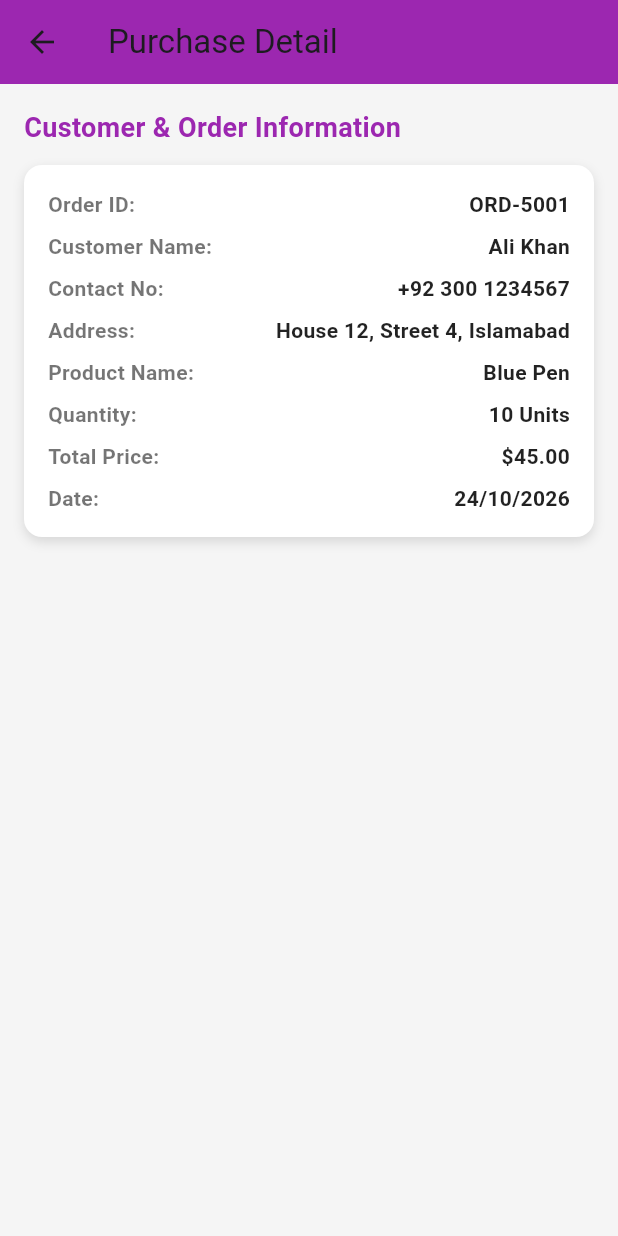
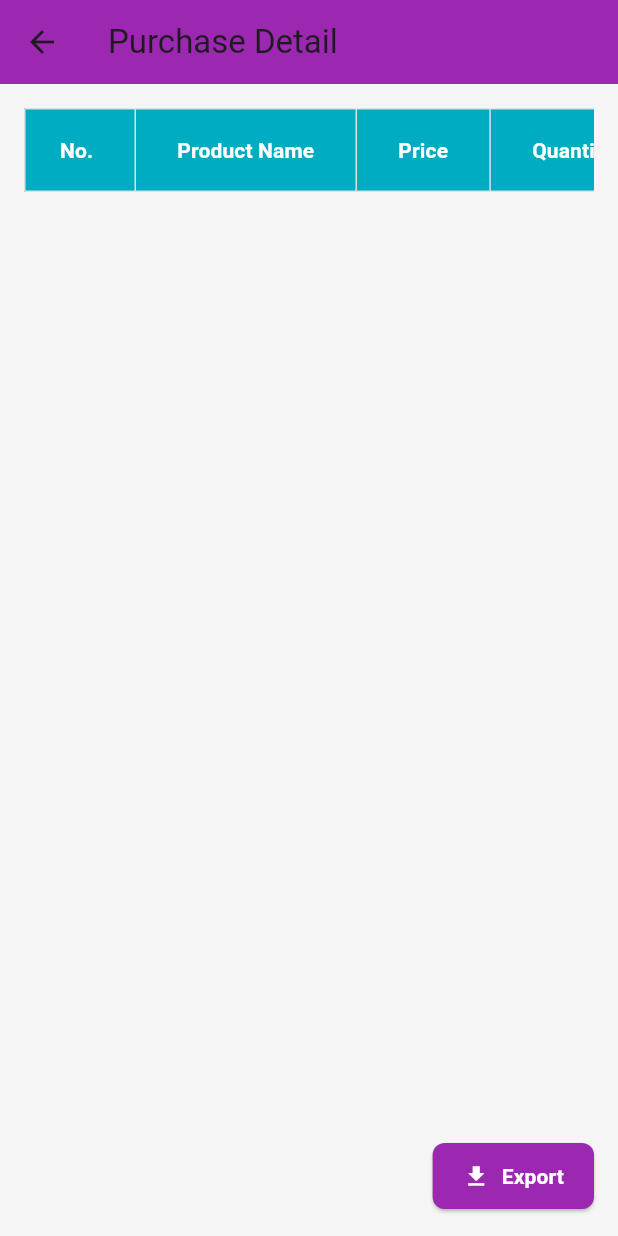
Before and after one commit to muhammadmuneebmanzoor/inventory_managment_system_app_dev_project, a Flutter app: the PurchaseDetailPage screen opened directly, on a phone screen of 412 x 824 dp. Run offline on Flutter 3.47's test engine with Material 3 defaults, Android fonts, the phone set to English and light mode, and no system bars; our stand-ins replace image_picker.

Commit message:
Updated purchase detail page and removed all the errors

```diff
--- a/lib/dashboard.dart
+++ b/lib/dashboard.dart
@@ -118,7 +118,14 @@ class DashboardPage extends StatelessWidget {
                     child: _buildDashboardCard(
                       title: 'Purchase Detail',
                       icon: Icons.receipt_long,
-                      onTap: () {},
+                      onTap: () {
+                        Navigator.push(
+                          context,
+                          MaterialPageRoute(
+                            builder: (context) => const PurchaseDetailPage(),
+                          ),
+                        );
+                      },
                     ),
                   ),
                   const SizedBox(width: 12),
--- a/lib/purchase_detail_page.dart
+++ b/lib/purchase_detail_page.dart
@@ -12,54 +12,66 @@ class PurchaseDetailPage extends StatelessWidget {
         elevation: 0,
       ),
       body: SafeArea(
-        child: SingleChildScrollView(
+        child: Padding(
           padding: const EdgeInsets.all(16.0),
           child: Column(
-            crossAxisAlignment: CrossAxisAlignment.start,
             children: [
-              const Text(
-                'Customer & Order Information',
-                style: TextStyle(
-                  fontSize: 18,
-                  fontWeight: FontWeight.bold,
-                  color: Colors.purple,
+              // Scrollable table view for horizontal and vertical overflow protection
+              Expanded(
+                child: SingleChildScrollView(
+                  scrollDirection: Axis.horizontal,
+                  child: SingleChildScrollView(
+                    scrollDirection: Axis.vertical,
+                    child: DataTable(
+                      border: TableBorder.all(color: Colors.grey.shade300),
+                      headingRowColor: WidgetStateProperty.all(const Color(0xFF00ACC1)),
+                      columns: const [
+                        DataColumn(
+                          label: Text('No.', style: TextStyle(color: Colors.white, fontWeight: FontWeight.bold)),
+                        ),
+                        DataColumn(
+                          label: Text('Product Name', style: TextStyle(color: Colors.white, fontWeight: FontWeight.bold)),
+                        ),
+                        DataColumn(
+                          label: Text('Price', style: TextStyle(color: Colors.white, fontWeight: FontWeight.bold)),
+                        ),
+                        DataColumn(
+                          label: Text('Quantity', style: TextStyle(color: Colors.white, fontWeight: FontWeight.bold)),
+                        ),
+                        DataColumn(
+                          label: Text('Date', style: TextStyle(color: Colors.white, fontWeight: FontWeight.bold)),
+                        ),
+                        DataColumn(
+                          label: Text('Supplier', style: TextStyle(color: Colors.white, fontWeight: FontWeight.bold)),
+                        ),
+                        DataColumn(
+                          label: Text('Description', style: TextStyle(color: Colors.white, fontWeight: FontWeight.bold)),
+                        ),
+                      ],
+                      // Empty rows list for prototype setup
+                      rows: const [],
+                    ),
+                  ),
                 ),
               ),
-              const SizedBox(height: 12),
-
-              // Customer & Order Form / Details Card
-              Container(
-                padding: const EdgeInsets.all(16),
-                decoration: BoxDecoration(
-                  color: Colors.white,
-                  borderRadius: BorderRadius.circular(12),
-                  boxShadow: const [
-                    BoxShadow(
-                      color: Colors.black12,
-                      blurRadius: 6,
-                      offset: Offset(0, 3),
+              const SizedBox(height: 16),
+              // Bottom Right Export Button Layout
+              Align(
+                alignment: Alignment.centerRight,
+                child: ElevatedButton.icon(
+                  style: ElevatedButton.styleFrom(
+                    backgroundColor: Colors.purple,
+                    foregroundColor: Colors.white,
+                    padding: const EdgeInsets.symmetric(horizontal: 20, vertical: 12),
+                    shape: RoundedRectangleBorder(
+                      borderRadius: BorderRadius.circular(8),
                     ),
-                  ],
-                ),
-                child: const Column(
-                  crossAxisAlignment: CrossAxisAlignment.start,
-                  children: [
-                    _DetailRow(label: 'Order ID:', value: 'ORD-5001'),
-                    SizedBox(height: 8),
-                    _DetailRow(label: 'Customer Name:', value: 'Ali Khan'),
-                    SizedBox(height: 8),
-                    _DetailRow(label: 'Contact No:', value: '+92 300 1234567'),
-                    SizedBox(height: 8),
-                    _DetailRow(label: 'Address:', value: 'House 12, Street 4, Islamabad'),
-                    SizedBox(height: 8),
-                    _DetailRow(label: 'Product Name:', value: 'Blue Pen'),
-                    SizedBox(height: 8),
-                    _DetailRow(label: 'Quantity:', value: '10 Units'),
-                    SizedBox(height: 8),
-                    _DetailRow(label: 'Total Price:', value: '\$45.00'),
-                    SizedBox(height: 8),
-                    _DetailRow(label: 'Date:', value: '24/10/2026'),
-                  ],
+                  ),
+                  onPressed: () {
+                    // Export action placeholder
+                  },
+                  icon: const Icon(Icons.download),
+                  label: const Text('Export', style: TextStyle(fontWeight: FontWeight.bold)),
                 ),
               ),
             ],
@@ -69,34 +81,3 @@ class PurchaseDetailPage extends StatelessWidget {
     );
   }
 }
-
-// Helper widget to keep detail rows clean and aligned
-class _DetailRow extends StatelessWidget {
-  final String label;
-  final String value;
-
-  const _DetailRow({required this.label, required this.value});
-
-  @override
-  Widget build(BuildContext context) {
-    return Row(
-      mainAxisAlignment: MainAxisAlignment.spaceBetween,
-      children: [
-        Text(
-          label,
-          style: const TextStyle(
-            fontWeight: FontWeight.bold,
-            color: Colors.black54,
-          ),
-        ),
-        Text(
-          value,
-          style: const TextStyle(
-            fontWeight: FontWeight.w600,
-            color: Colors.black87,
-          ),
-        ),
-      ],
-    );
-  }
-}
```
